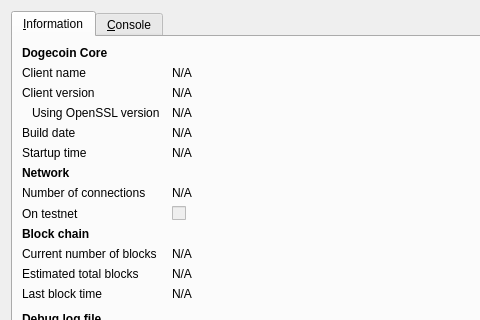
This is src/qt/forms/rpcconsole.ui in smilecoin/smilecoin as Qt 5 draws it before an edit; both pictures show x 0 to 480 and y 0 to 320 of the 740 by 450 pixel window. The edited form follows.
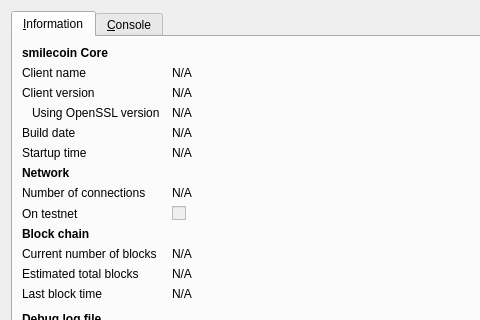
This is the edited form. Icons and pictures are not drawn.

Diff of the .ui file:
```diff
--- a/src/qt/forms/rpcconsole.ui
+++ b/src/qt/forms/rpcconsole.ui
@@ -36,7 +36,7 @@
           </font>
          </property>
          <property name="text">
-          <string>Dogecoin Core</string>
+          <string>smilecoin Core</string>
          </property>
         </widget>
        </item>
```
Left out of the diff: 6 changed lines with no effect on the pictures.
